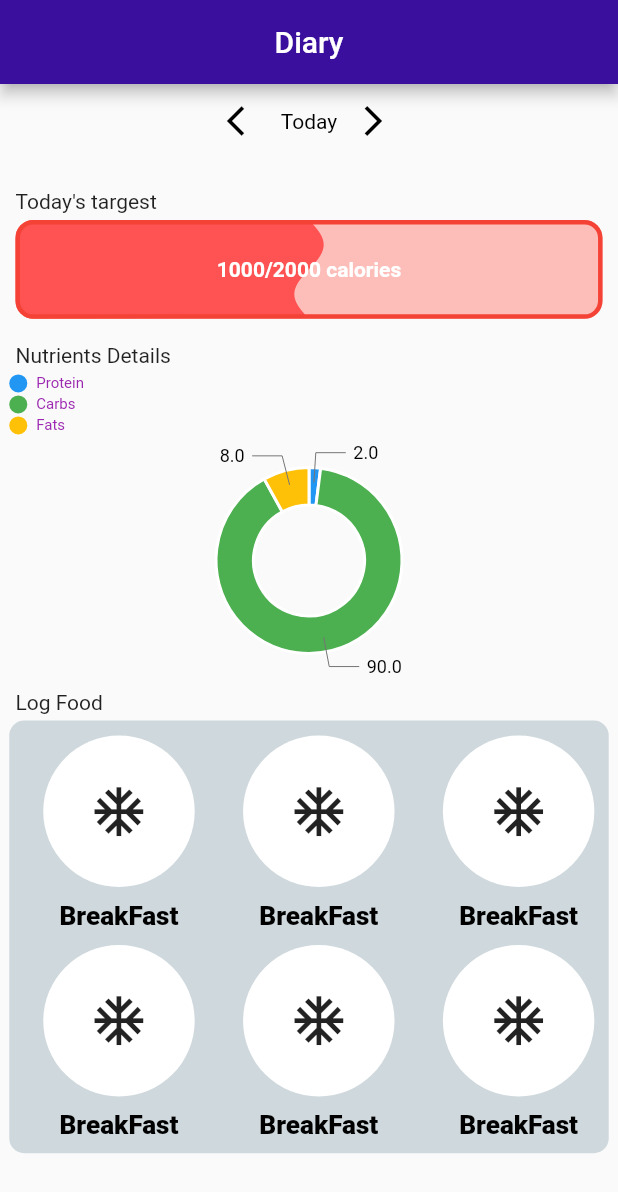
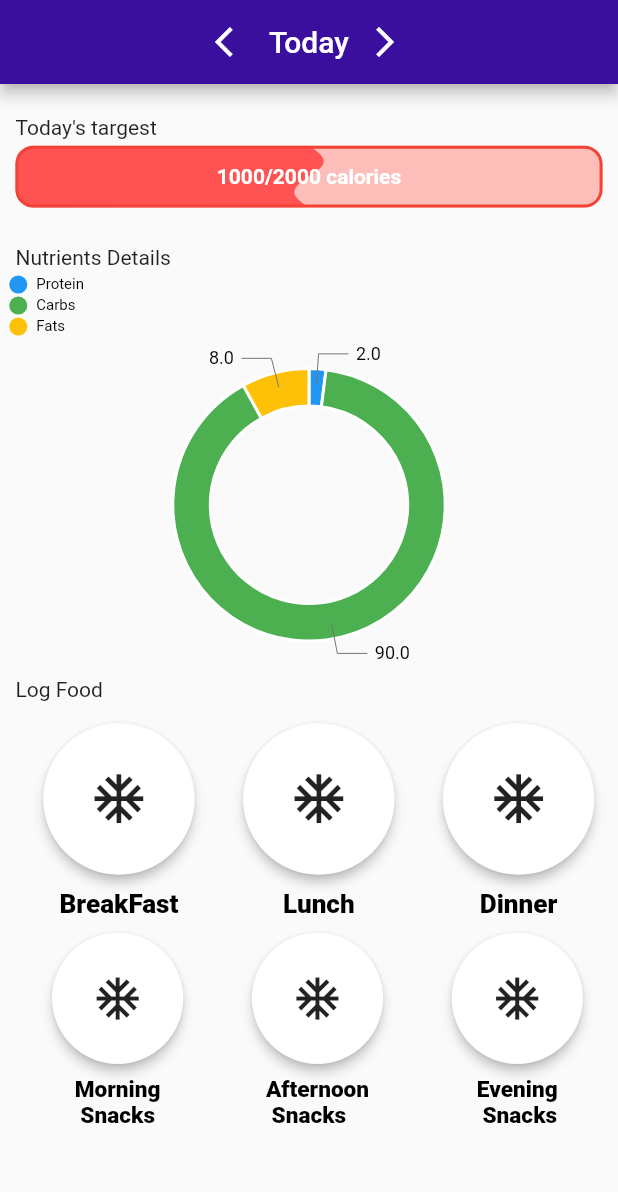
Before and after one commit to YasinGujjar/real_bodies, a Flutter app: the screen it shows after launch, on a phone screen of 412 x 824 dp. Shown: the top 1192 px of the screen. Run offline on Flutter 3.47's test engine with Material 2 defaults, Android fonts, the phone set to English and light mode, and no system bars; drawn by our look-alikes of liquid_progress_indicator; our stand-ins replace charts_flutter, flutter_swiper; Roboto replaces fonts that are missing (Georgia).

Commit message:
improvments food diary

```diff
--- a/lib/pages/food_diary_today.dart
+++ b/lib/pages/food_diary_today.dart
@@ -94,34 +94,57 @@ class _FoodDiaryTodayState extends State<FoodDiaryToday> {
     return Scaffold(
       appBar: AppBar(
 
+
         backgroundColor: Palette.mainPurple,
-        title: Center(child: Text('Diary') ),
-      ),
-    body:                  //87
-    Column(
-      children: <Widget>[
-        Container(
-          height: height * 0.06,
+           title:  Container(
+         // height: height * 0.06,
           child: Row(
             mainAxisAlignment: MainAxisAlignment.center,
             children: <Widget>[
 
-                 FittedBox(
-                  fit: BoxFit.cover,
-                  child: IconButton(icon: Icon(Icons.arrow_back_ios),
-                      color: Colors.black,
-                      onPressed: ()=>{}),
-                ),
-              Text('Today', style: TextStyle(color: Colors.black),),
+              FittedBox(
+                fit: BoxFit.cover,
+                child: IconButton(icon: Icon(Icons.arrow_back_ios),
+                    color: Colors.white,
+                    onPressed: ()=>{}),
+              ),
+              Text('Today', style: TextStyle(color: Colors.white),),
               FittedBox(
                 fit: BoxFit.cover,
                 child: IconButton(icon: Icon(Icons.arrow_forward_ios),
-                    color: Colors.black,
+                    color: Colors.white,
                     onPressed: ()=>{}),
               ),
             ],
           ),
         ),
+
+      ),
+    body:                  //87
+    Column(
+      children: <Widget>[
+//        Container(
+//          height: height * 0.06,
+//          child: Row(
+//            mainAxisAlignment: MainAxisAlignment.center,
+//            children: <Widget>[
+//
+//                 FittedBox(
+//                  fit: BoxFit.cover,
+//                  child: IconButton(icon: Icon(Icons.arrow_back_ios),
+//                      color: Colors.black,
+//                      onPressed: ()=>{}),
+//                ),
+//              Text('Today', style: TextStyle(color: Colors.black),),
+//              FittedBox(
+//                fit: BoxFit.cover,
+//                child: IconButton(icon: Icon(Icons.arrow_forward_ios),
+//                    color: Colors.black,
+//                    onPressed: ()=>{}),
+//              ),
+//            ],
+//          ),
+//        ),
         Container(height: height * 0.02,),
         Container(
             // height: height * 0.15,
@@ -136,14 +159,14 @@ class _FoodDiaryTodayState extends State<FoodDiaryToday> {
                   child: Align(
                 alignment: Alignment.centerLeft,
                   child: Text("Today's targest ")),),
-              Container(height: height * 0.08,
+              Container(height: height * 0.05,
               width: width * 0.95,
               child: LiquidIndicator.LiquidLinearProgressIndicator(
                 value: 0.50, // Defaults to 0.5.
                 valueColor: AlwaysStoppedAnimation(Palette.darkPink), // Defaults to the current Theme's accentColor.
                 backgroundColor: Palette.lightPink, // Defaults to the current Theme's backgroundColor.
                 borderColor: Colors.red,
-                borderWidth: 3.0,
+                borderWidth: 2.0,
                 borderRadius: 12.0,
                 direction: Axis.horizontal, // The direction the liquid moves (Axis.vertical = bottom to top, Axis.horizontal = left to right). Defaults to Axis.horizontal.
                 center: Text("1000/2000 calories", style: TextStyle(color: Colors.white,fontWeight: FontWeight.bold),),
@@ -151,7 +174,7 @@ class _FoodDiaryTodayState extends State<FoodDiaryToday> {
             ],
           ),
         ),
-        Container(height: height * 0.015,),
+        Container(height: height * 0.025,),
 
         Container(height: height * 0.03,
           width: width * 0.95,
@@ -159,7 +182,7 @@ class _FoodDiaryTodayState extends State<FoodDiaryToday> {
               alignment: Alignment.centerLeft,
               child: Text("Nutrients Details")),),
         Container(
-          height: height * 0.25,
+          height: height * 0.32,
           width: width * 0.97,
 
           child: charts.PieChart(
@@ -173,7 +196,7 @@ class _FoodDiaryTodayState extends State<FoodDiaryToday> {
                   desiredMaxRows: 2,
                   cellPadding: EdgeInsets.only(right: 2.0, bottom: 2.0),
                   entryTextStyle: charts.TextStyleSpec(
-                    color: charts.MaterialPalette.purple.shadeDefault,
+                    color: charts.MaterialPalette.black.darker,
                     fontFamily: 'Georgia',
                     fontSize: 10,
                   ),
@@ -201,7 +224,7 @@ class _FoodDiaryTodayState extends State<FoodDiaryToday> {
           height: height * 0.35,
           width: width * 0.97,
           decoration: BoxDecoration(
-            color: Palette.greyBackground,
+           // color: Palette.greyBackground,
             borderRadius: BorderRadius.all(
               Radius.circular(10.0),
             ),
@@ -215,20 +238,20 @@ class _FoodDiaryTodayState extends State<FoodDiaryToday> {
                     Expanded(
                       child: FittedBox(
                         fit: BoxFit.contain,
-                        child: CategoryItem(name: 'BreakFast',icon: Icons.ac_unit, color: Colors.black, elevation: 0.0,onPressed: ()=>{
+                        child: CategoryItem(name: 'BreakFast',icon: Icons.ac_unit, color: Colors.black, elevation: 3.0,onPressed: ()=>{
                         }, )
                       ),
                     ),
                     Expanded(
                       child: FittedBox(
                           fit: BoxFit.contain,
-                          child: CategoryItem(name: 'BreakFast',icon: Icons.ac_unit, color: Colors.black, elevation: 0.0, )
+                          child: CategoryItem(name: 'Lunch',icon: Icons.ac_unit, color: Colors.black, elevation: 3.0, )
                       ),
                     ),
                     Expanded(
                       child: FittedBox(
                           fit: BoxFit.contain,
-                          child: CategoryItem(name: 'BreakFast',icon: Icons.ac_unit, color: Colors.black, elevation: 0.0, )
+                          child: CategoryItem(name: 'Dinner',icon: Icons.ac_unit, color: Colors.black, elevation: 3.0, )
                       ),
                     ),
                   ],
@@ -241,19 +264,19 @@ class _FoodDiaryTodayState extends State<FoodDiaryToday> {
                     Expanded(
                       child: FittedBox(
                           fit: BoxFit.contain,
-                          child: CategoryItem(name: 'BreakFast',icon: Icons.ac_unit, color: Colors.black, elevation: 0.0, )
+                          child: CategoryItem(name: 'Morning\n Snacks',icon: Icons.ac_unit, color: Colors.black, elevation: 3.0, )
                       ),
                     ),
                     Expanded(
                       child: FittedBox(
                           fit: BoxFit.contain,
-                          child: CategoryItem(name: 'BreakFast',icon: Icons.ac_unit, color: Colors.black, elevation: 0.0, )
+                          child: CategoryItem(name: 'Afternoon\n Snacks',icon: Icons.ac_unit, color: Colors.black, elevation: 3.0, )
                       ),
                     ),
                     Expanded(
                       child: FittedBox(
                           fit: BoxFit.contain,
-                          child: CategoryItem(name: 'BreakFast',icon: Icons.ac_unit, color: Colors.black, elevation: 0.0, )
+                          child: CategoryItem(name: 'Evening\n Snacks',icon: Icons.ac_unit, color: Colors.black, elevation: 3.0, )
                       ),
                     ),
 
```
